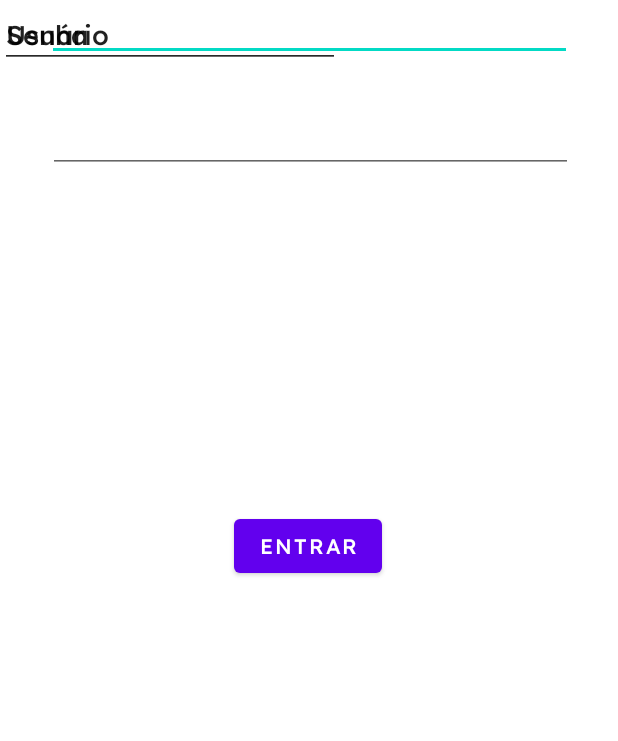
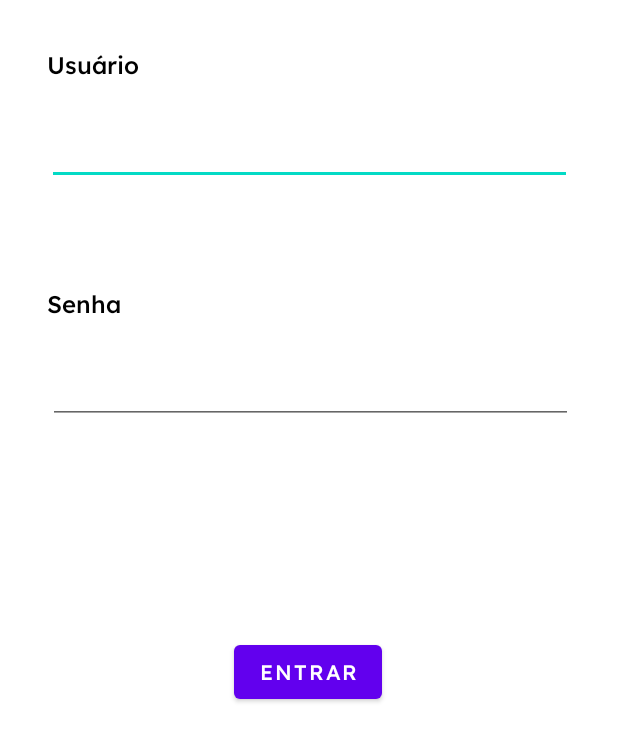
Before and after one commit to Ian-LS-Cesar/DaltonismoArtistico, an Android app: the layout tela_login.xml on its own in the app's theme, with its tools: preview values and no code run, on a phone screen of 412 x 824 dp. Shown: the top 741 px of the screen. Run offline under Robolectric (Android 15) with nearby library versions, the phone set to English and light mode, and no system bars.

Commit message:
Tela de Login criada (Já funcional

```diff
--- a/app/src/main/res/layout/tela_login.xml
+++ b/app/src/main/res/layout/tela_login.xml
@@ -26,13 +26,11 @@
         android:layout_height="70dp"
         android:layout_marginStart="30dp"
         android:layout_marginEnd="30dp"
-        android:layout_marginBottom="35dp"
         android:ems="10"
         android:inputType="text"
-        app:layout_constraintBottom_toTopOf="@+id/editTextText4"
         app:layout_constraintEnd_toEndOf="parent"
         app:layout_constraintStart_toStartOf="parent"
-        app:layout_constraintTop_toBottomOf="@+id/editTextText3" />
+        app:layout_constraintTop_toBottomOf="@+id/tituloLogin" />
 
     <EditText
         android:id="@+id/textoSenha"
@@ -45,28 +43,36 @@
         app:layout_constraintEnd_toEndOf="parent"
         app:layout_constraintHorizontal_bias="1.0"
         app:layout_constraintStart_toStartOf="parent"
-        app:layout_constraintTop_toBottomOf="@+id/editTextText4" />
+        app:layout_constraintTop_toBottomOf="@+id/tituloSenha" />
 
-    <EditText
-        android:id="@+id/editTextText3"
+    <TextView
+        android:id="@+id/tituloLogin"
         android:layout_width="wrap_content"
         android:layout_height="wrap_content"
+        android:layout_marginTop="32dp"
         android:ems="10"
         android:fontFamily="@font/lexend_medium"
-        android:inputType="text"
         android:text="Usuário"
-        tools:layout_editor_absoluteX="29dp"
-        tools:layout_editor_absoluteY="71dp" />
+        android:textColor="#000000"
+        android:textSize="16sp"
+        app:layout_constraintEnd_toEndOf="parent"
+        app:layout_constraintHorizontal_bias="0.148"
+        app:layout_constraintStart_toStartOf="parent"
+        app:layout_constraintTop_toTopOf="parent" />
 
-    <EditText
-        android:id="@+id/editTextText4"
-        android:layout_width="0dp"
+    <TextView
+        android:id="@+id/tituloSenha"
+        android:layout_width="wrap_content"
         android:layout_height="wrap_content"
+        android:layout_marginTop="68dp"
         android:ems="10"
         android:fontFamily="@font/lexend_medium"
-        android:inputType="text"
         android:text="Senha"
-        tools:layout_editor_absoluteX="29dp"
-        tools:layout_editor_absoluteY="221dp" />
+        android:textColor="#000000"
+        android:textSize="16sp"
+        app:layout_constraintEnd_toEndOf="parent"
+        app:layout_constraintHorizontal_bias="0.148"
+        app:layout_constraintStart_toStartOf="parent"
+        app:layout_constraintTop_toBottomOf="@+id/textoLogin" />
 
 </androidx.constraintlayout.widget.ConstraintLayout>
```
Also changed, not shown: app/src/main/AndroidManifest.xml (+10 -1 lines), app/src/main/java/com/example/trabalhonarak/MainActivity.kt (+13 -1 lines), app/src/main/res/layout/activity_main.xml (+23 -1 lines).
